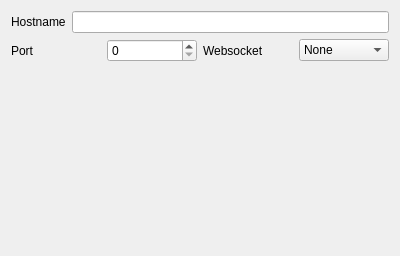
This is src/sessionoptions/sessionoptionstelnetproperties.ui in QQxiaoming/quardCRT as Qt 5 draws it before an edit. The edited form follows.
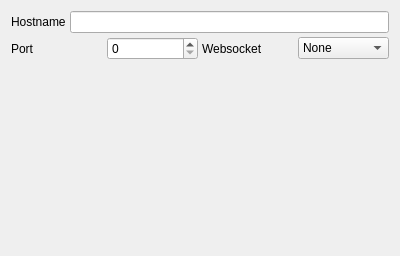
This is the edited form.

What changed in the file:
```diff
--- a/src/sessionoptions/sessionoptionstelnetproperties.ui
+++ b/src/sessionoptions/sessionoptionstelnetproperties.ui
@@ -11,8 +11,14 @@
    </rect>
   </property>
   <layout class="QVBoxLayout" name="verticalLayout">
+   <property name="spacing">
+    <number>4</number>
+   </property>
    <item>
     <layout class="QHBoxLayout" name="horizontalLayout">
+     <property name="spacing">
+      <number>4</number>
+     </property>
      <item>
       <widget class="QLabel" name="label">
        <property name="text">
@@ -27,6 +33,9 @@
    </item>
    <item>
     <layout class="QHBoxLayout" name="horizontalLayout_2">
+     <property name="spacing">
+      <number>4</number>
+     </property>
      <item>
       <widget class="QLabel" name="label_2">
        <property name="text">
```
